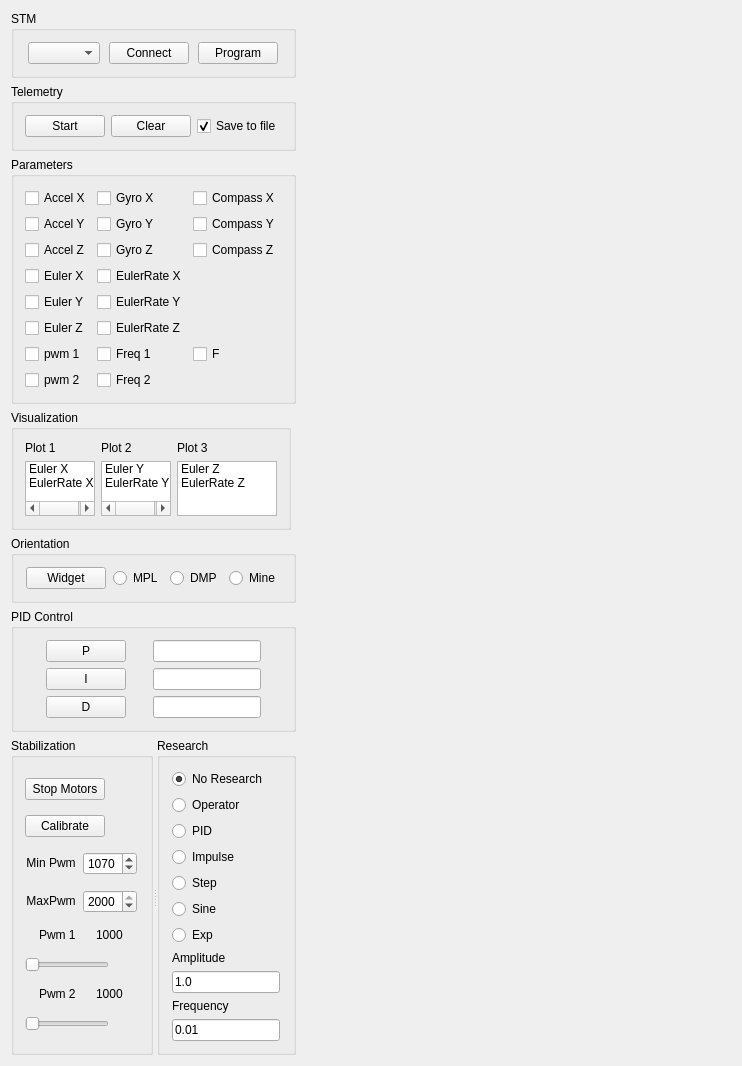
This is Logger/BoardConsole/boardconsole.ui in VlagaPalych/Stable as Qt 5 draws it before an edit. The edited form follows.
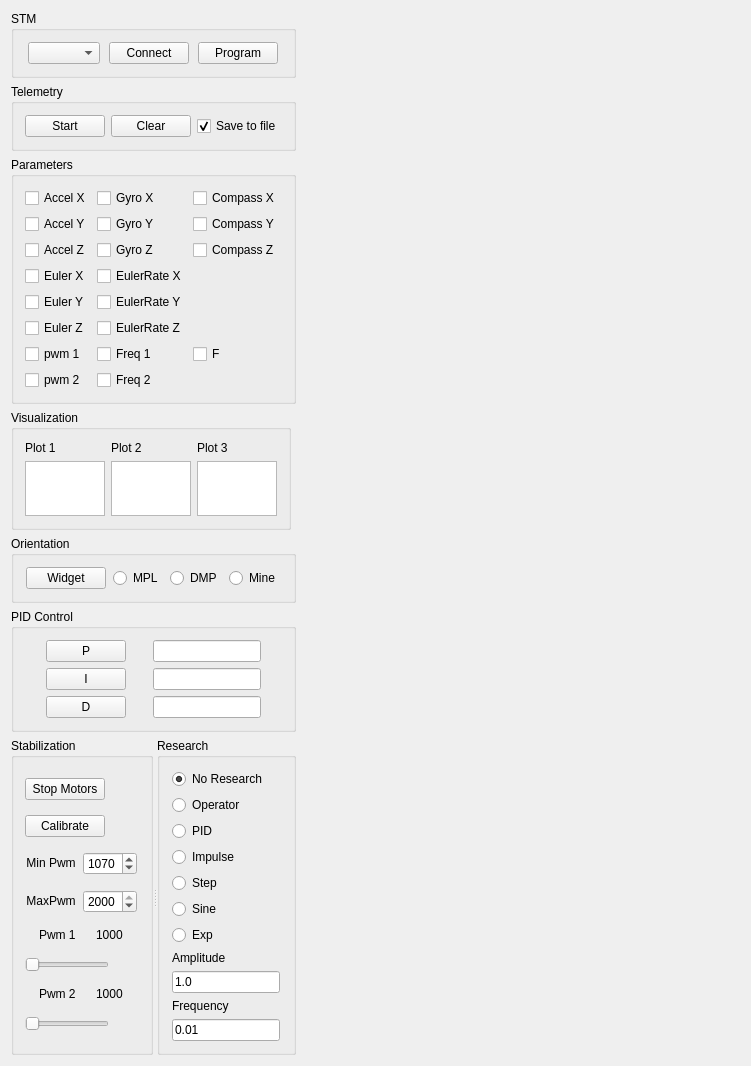
This is the edited form. Custom widgets are drawn as their Qt base class.

```diff
--- a/Logger/BoardConsole/boardconsole.ui
+++ b/Logger/BoardConsole/boardconsole.ui
@@ -6,8 +6,8 @@
    <rect>
     <x>0</x>
     <y>0</y>
-    <width>742</width>
-    <height>975</height>
+    <width>751</width>
+    <height>951</height>
    </rect>
   </property>
   <property name="sizePolicy">
@@ -499,36 +499,40 @@
           <verstretch>0</verstretch>
          </sizepolicy>
         </property>
-        <item>
-         <property name="text">
-          <string>Euler Y</string>
-         </property>
-        </item>
-        <item>
-         <property name="text">
-          <string>EulerRate Y</string>
-         </property>
-        </item>
+        <property name="dragEnabled">
+         <bool>true</bool>
+        </property>
+        <property name="dragDropOverwriteMode">
+         <bool>true</bool>
+        </property>
+        <property name="dragDropMode">
+         <enum>QAbstractItemView::DragDrop</enum>
+        </property>
+        <property name="defaultDropAction">
+         <enum>Qt::MoveAction</enum>
+        </property>
        </widget>
       </item>
       <item row="1" column="2">
        <widget class="QListWidget" name="listWidget_3">
         <property name="sizePolicy">
-         <sizepolicy hsizetype="Fixed" vsizetype="Fixed">
+         <sizepolicy hsizetype="Preferred" vsizetype="Preferred">
           <horstretch>0</horstretch>
           <verstretch>0</verstretch>
          </sizepolicy>
         </property>
-        <item>
-         <property name="text">
-          <string>Euler Z</string>
-         </property>
-        </item>
-        <item>
-         <property name="text">
-          <string>EulerRate Z</string>
-         </property>
-        </item>
+        <property name="dragEnabled">
+         <bool>true</bool>
+        </property>
+        <property name="dragDropOverwriteMode">
+         <bool>true</bool>
+        </property>
+        <property name="dragDropMode">
+         <enum>QAbstractItemView::DragDrop</enum>
+        </property>
+        <property name="defaultDropAction">
+         <enum>Qt::MoveAction</enum>
+        </property>
        </widget>
       </item>
       <item row="0" column="0">
@@ -573,21 +577,23 @@
       <item row="1" column="0">
        <widget class="QListWidget" name="listWidget">
         <property name="sizePolicy">
-         <sizepolicy hsizetype="Preferred" vsizetype="Fixed">
+         <sizepolicy hsizetype="Preferred" vsizetype="Preferred">
           <horstretch>0</horstretch>
           <verstretch>0</verstretch>
          </sizepolicy>
         </property>
-        <item>
-         <property name="text">
-          <string>Euler X</string>
-         </property>
-        </item>
-        <item>
-         <property name="text">
-          <string>EulerRate X</string>
-         </property>
-        </item>
+        <property name="dragEnabled">
+         <bool>true</bool>
+        </property>
+        <property name="dragDropOverwriteMode">
+         <bool>true</bool>
+        </property>
+        <property name="dragDropMode">
+         <enum>QAbstractItemView::DragDrop</enum>
+        </property>
+        <property name="defaultDropAction">
+         <enum>Qt::MoveAction</enum>
+        </property>
        </widget>
       </item>
      </layout>
```
Left out of the diff: 50 changed lines with no effect on the pictures.
